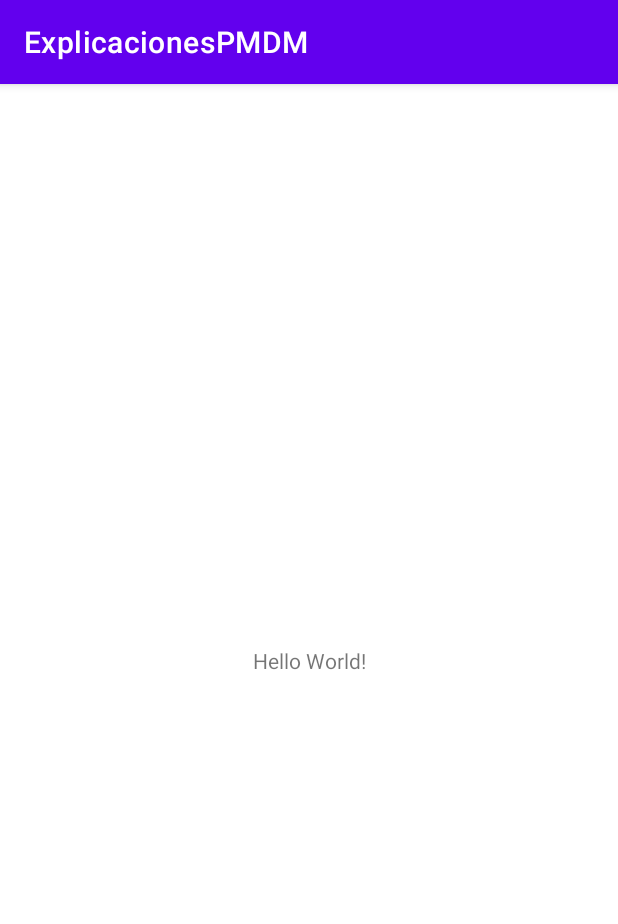
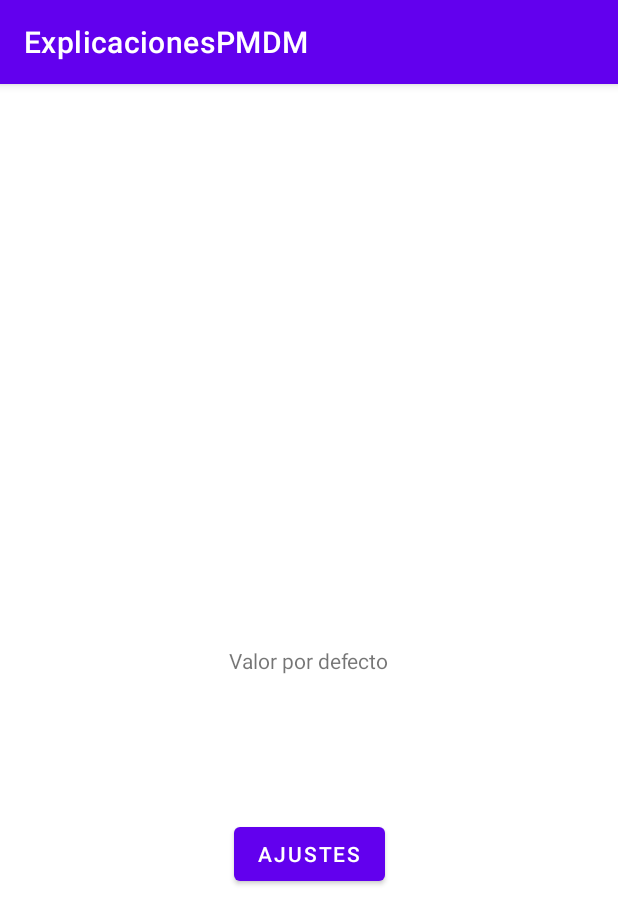
Before and after one commit to jotayc/TeoriaPMDM-22-23, an Android app: the screen it shows after launch (MainActivity), on a phone screen of 412 x 824 dp. Shown: the top 924 px of the screen. Run offline under Robolectric (Android 15) with nearby library versions, the phone set to English and light mode, and no system bars.

Commit message:
Añadida actividad preferencias de la unidad 3

```diff
--- a/app/build.gradle
+++ b/app/build.gradle
@@ -32,6 +32,7 @@ dependencies {
     implementation 'androidx.appcompat:appcompat:1.2.0'
     implementation 'com.google.android.material:material:1.3.0'
     implementation 'androidx.constraintlayout:constraintlayout:2.0.4'
+    implementation 'androidx.preference:preference:1.1.1'
     testImplementation 'junit:junit:4.+'
     androidTestImplementation 'androidx.test.ext:junit:1.1.2'
     androidTestImplementation 'androidx.test.espresso:espresso-core:3.3.0'
--- a/app/src/main/AndroidManifest.xml
+++ b/app/src/main/AndroidManifest.xml
@@ -10,7 +10,10 @@
         android:supportsRtl="true"
         android:theme="@style/Theme.ExplicacionesPMDM">
         <activity
-            android:name=".MainActivity"
+            android:name=".controller.SettingActivity"
+            android:exported="true" />
+        <activity
+            android:name=".controller.MainActivity"
             android:exported="true">
             <intent-filter>
                 <action android:name="android.intent.action.MAIN" />
--- /dev/null
+++ b/app/src/main/java/com/example/explicacionespmdm/controller/MainActivity.java
@@ -0,0 +1,59 @@
+package com.example.explicacionespmdm.controller;
+
+import androidx.appcompat.app.AppCompatActivity;
+import androidx.preference.PreferenceManager;
+
+import android.content.Intent;
+import android.content.SharedPreferences;
+import android.os.Bundle;
+import android.view.View;
+import android.widget.Button;
+import android.widget.TextView;
+
+import com.example.explicacionespmdm.R;
+
+/**
+ * Actividad Preferencias: En esta actividad se estudiará la persistencia de datos simples como son
+ * las configuraciones de usuario a través de la API propia de Android.
+ *
+ * @author JC
+ * @version 0.1
+ *
+ *  Consideraciones previas:
+ *
+ *    1 - El diseño de la configuración debe estar en la carpeta res/xml
+ *    2 - Consultar la guia oficial https://developer.android.com/guide/topics/ui/settings?hl=es-419
+ *
+ */
+public class MainActivity extends AppCompatActivity {
+
+    private TextView txtView;
+    private Button   mPrefBtn;
+
+    @Override
+    protected void onCreate(Bundle savedInstanceState) {
+        super.onCreate(savedInstanceState);
+        setContentView(R.layout.activity_main);
+
+        txtView = (TextView) findViewById(R.id.txtView);
+        mPrefBtn = (Button)  findViewById(R.id.prefBtn);
+
+        mPrefBtn.setOnClickListener(new View.OnClickListener() {
+            @Override
+            public void onClick(View view) {
+                Intent i = new Intent(MainActivity.this, SettingActivity.class);
+                startActivity(i);
+            }
+        });
+
+        loadPreferences();
+
+    }
+
+
+    public void loadPreferences(){
+        SharedPreferences sharedPreferences = PreferenceManager.getDefaultSharedPreferences(MainActivity.this);
+        String emailText = sharedPreferences.getString("emailPreference","Valor por defecto");
+        txtView.setText(emailText);
+    }
+}
--- a/app/src/main/res/layout/activity_main.xml
+++ b/app/src/main/res/layout/activity_main.xml
@@ -4,9 +4,10 @@
     xmlns:tools="http://schemas.android.com/tools"
     android:layout_width="match_parent"
     android:layout_height="match_parent"
-    tools:context=".MainActivity">
+    tools:context=".controller.MainActivity">
 
     <TextView
+        android:id="@+id/txtView"
         android:layout_width="wrap_content"
         android:layout_height="wrap_content"
         android:text="Hello World!"
@@ -15,4 +16,14 @@
         app:layout_constraintRight_toRightOf="parent"
         app:layout_constraintTop_toTopOf="parent" />
 
+    <Button
+        android:id="@+id/prefBtn"
+        android:layout_width="wrap_content"
+        android:layout_height="wrap_content"
+        android:layout_marginTop="95dp"
+        android:text="Ajustes"
+        app:layout_constraintEnd_toEndOf="parent"
+        app:layout_constraintStart_toStartOf="parent"
+        app:layout_constraintTop_toBottomOf="@+id/txtView" />
+
 </androidx.constraintlayout.widget.ConstraintLayout>
```
Also changed, not shown: app/src/main/java/com/example/explicacionespmdm/MainActivity.java (deleted, +0 -29 lines), app/src/main/java/com/example/explicacionespmdm/controller/SettingActivity.java (added, +43 -0 lines), app/src/main/java/com/example/explicacionespmdm/fragments/SettingsFragment.java (added, +14 -0 lines), app/src/main/res/layout/activity_setting.xml (added, +10 -0 lines), app/src/main/res/values/strings.xml (+14 -0 lines), app/src/main/res/xml/root_preferences.xml (added, +13 -0 lines).
